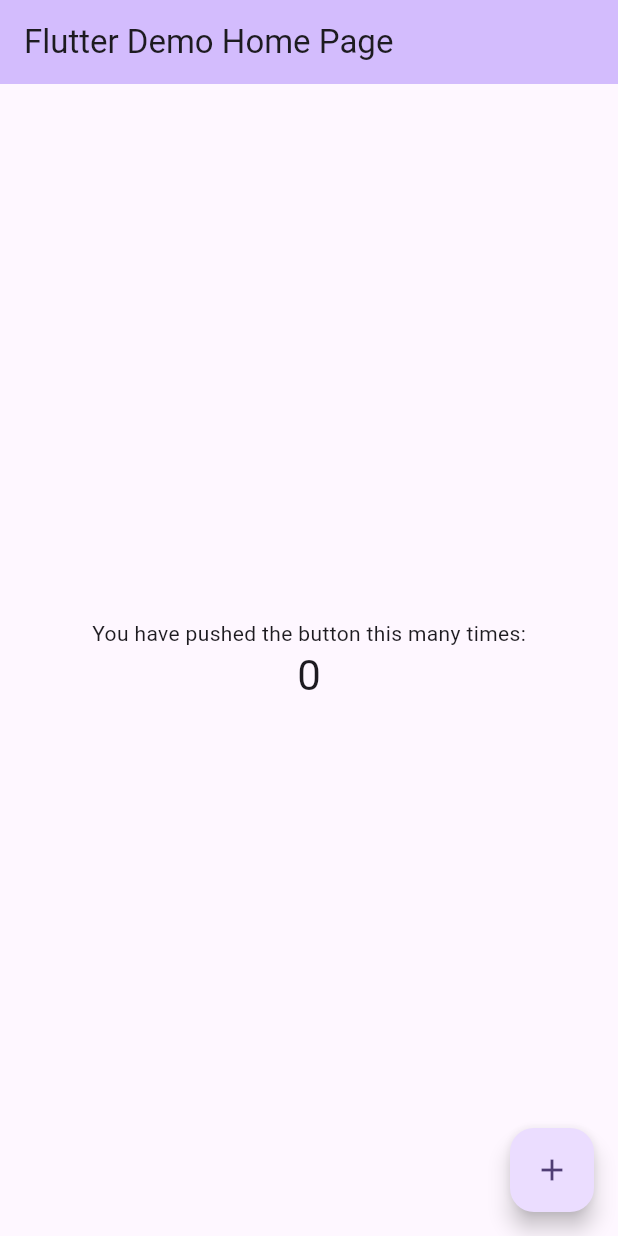
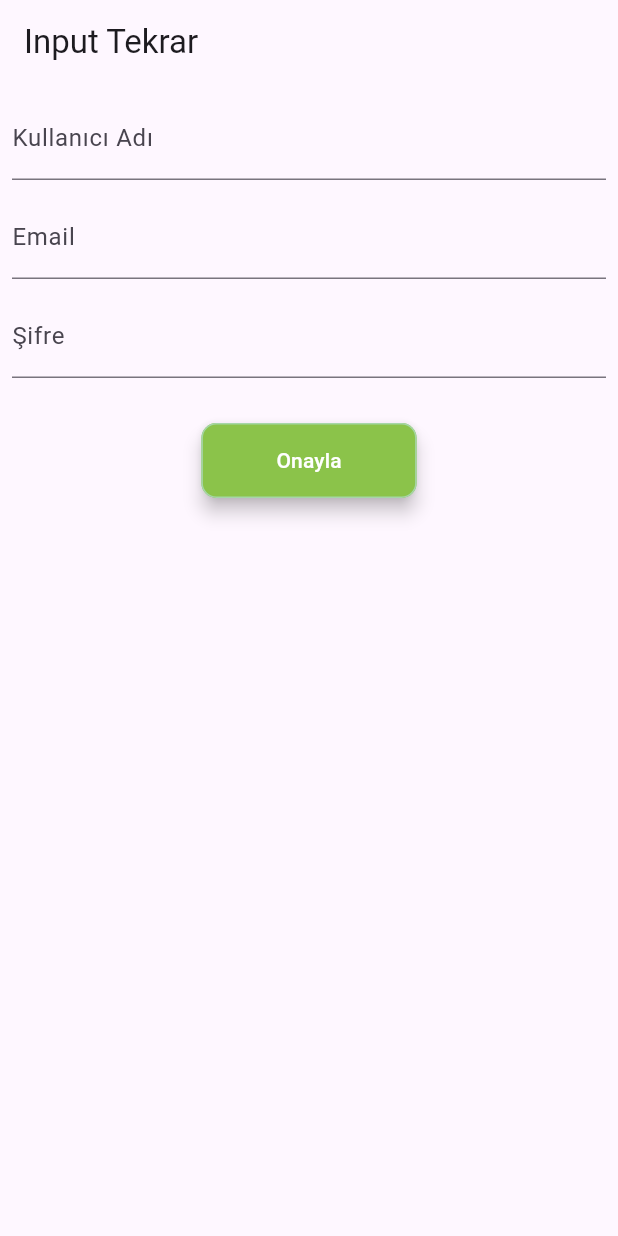
Before and after one commit to osmanhorasan/proje, a Flutter app: the screen it shows after launch, on a phone screen of 412 x 824 dp. Run offline on Flutter 3.47's test engine with Material 3 defaults, Android fonts, the phone set to English and light mode, and no system bars; our stand-ins replace email_validator.

Commit message:
TextField - Form - FormField - Validation

```diff
--- a/lib/main.dart
+++ b/lib/main.dart
@@ -1,4 +1,5 @@
 import 'package:flutter/material.dart';
+import 'package:email_validator/email_validator.dart';
 
 void main() {
   runApp(const MyApp());
@@ -7,116 +8,231 @@ void main() {
 class MyApp extends StatelessWidget {
   const MyApp({super.key});
 
-  // This widget is the root of your application.
   @override
   Widget build(BuildContext context) {
-    return MaterialApp(
-      title: 'Flutter Demo',
-      theme: ThemeData(
-        // This is the theme of your application.
-        //
-        // TRY THIS: Try running your application with "flutter run". You'll see
-        // the application has a purple toolbar. Then, without quitting the app,
-        // try changing the seedColor in the colorScheme below to Colors.green
-        // and then invoke "hot reload" (save your changes or press the "hot
-        // reload" button in a Flutter-supported IDE, or press "r" if you used
-        // the command line to start the app).
-        //
-        // Notice that the counter didn't reset back to zero; the application
-        // state is not lost during the reload. To reset the state, use hot
-        // restart instead.
-        //
-        // This works for code too, not just values: Most code changes can be
-        // tested with just a hot reload.
-        colorScheme: ColorScheme.fromSeed(seedColor: Colors.deepPurple),
-      ),
-      home: const MyHomePage(title: 'Flutter Demo Home Page'),
+    return MaterialApp(debugShowCheckedModeBanner: false, home: MyProject());
+  }
+}
+
+class MyProject extends StatelessWidget {
+  const MyProject({super.key});
+
+  @override
+  Widget build(BuildContext context) {
+    return Scaffold(
+      appBar: AppBar(title: Text("Input Tekrar")),
+      body: TextFormFieldKullanimi(),
     );
   }
 }
 
-class MyHomePage extends StatefulWidget {
-  const MyHomePage({super.key, required this.title});
-
-  // This widget is the home page of your application. It is stateful, meaning
-  // that it has a State object (defined below) that contains fields that affect
-  // how it looks.
-
-  // This class is the configuration for the state. It holds the values (in this
-  // case the title) provided by the parent (in this case the App widget) and
-  // used by the build method of the State. Fields in a Widget subclass are
-  // always marked "final".
-
-  final String title;
+class TextFormFieldKullanimi extends StatefulWidget {
+  const TextFormFieldKullanimi({super.key});
 
   @override
-  State<MyHomePage> createState() => _MyHomePageState();
+  State<TextFormFieldKullanimi> createState() => _TextFormFieldKullanimiState();
 }
 
-class _MyHomePageState extends State<MyHomePage> {
-  int _counter = 0;
+class _TextFormFieldKullanimiState extends State<TextFormFieldKullanimi> {
+  late final String _email, _password, _userName;
+  final GlobalKey<FormState> _formKey = GlobalKey<FormState>();
+  @override
+  Widget build(BuildContext context) {
+    return SingleChildScrollView(
+      child: Padding(
+        padding: EdgeInsets.all(8.0),
+        child: Form(
+          key: _formKey,
+          // Valide işlemininin ne zmaan olacagını belirler.
+          //autovalidateMode: AutovalidateMode.always, // always her çalışır ve hataları gösterir.
+          autovalidateMode: AutovalidateMode.onUserInteraction, // Kullanıcı Form ile etkileşime girdiğinde hataları verir.
+          child: Column(
+            children: [
+              TextFormField(
+                onSaved: (newValue) {
+                  _userName = newValue!;
+                },
+                // varsayılan degeri atar
+                // initialValue:  "Osman HORASAN",
+                decoration: InputDecoration(
+                  errorStyle: TextStyle(color: Colors.deepOrangeAccent),
+                  labelText: "Kullanıcı Adı",
+                  hintText: "Username",
+                ),
+                validator: (value) {
+                  if (value!.isEmpty) return "Kullanıcı adı boş geçilemez";
+                  if (value!.length < 4) {
+                    return "En az 4 karakter girmelisiniz.";
+                  }
+                },
+              ),
+              SizedBox(height: 10),
+              TextFormField(
+                onSaved: (newValue) {
+                  _email = newValue!;
+                },
+                // varsayılan degeri atar
+                // initialValue:  "Osman HORASAN",
+                decoration: InputDecoration(
+                  errorStyle: TextStyle(color: Colors.deepOrangeAccent),
+                  labelText: "Email",
+                  hintText: "Email",
+                ),
+                validator: (value) {
+                  if (value!.isEmpty) {
+                    return "Email Alanı Boş Geçilemez";
+                  }
+                  if (!EmailValidator.validate(value)) {
+                    return "Geçersiz email adresi.";
+                  }
+                },
+              ),
+              SizedBox(height: 10),
+              TextFormField(
+                onSaved: (newValue) {
+                  _password = newValue!;
+                },
+                // varsayılan degeri atar
+                // initialValue:  "Osman HORASAN",
+                decoration: InputDecoration(
+                  errorStyle: TextStyle(color: Colors.deepOrangeAccent),
+                  labelText: "Şifre",
+                  hintText: "Password",
+                ),
+                validator: (value) {
+                  if (value!.isEmpty) {
+                    return "Şifre Alanı Boş Geçilemez";
+                  }
+                  if (value.length < 6) {
+                    return "Şifre en az 6 karakter olmalı";
+                  }
+                },
+              ),
+              SizedBox(height: 30),
+              ElevatedButton(
+                onPressed: () {
+                  bool _isValidate = _formKey.currentState!.validate();
+                  if(_isValidate) {
+                    _formKey.currentState!.save();
+                    String result = "$_userName\n$_email\n$_password";
 
-  void _incrementCounter() {
-    setState(() {
-      // This call to setState tells the Flutter framework that something has
-      // changed in this State, which causes it to rerun the build method below
-      // so that the display can reflect the updated values. If we changed
-      // _counter without calling setState(), then the build method would not be
-      // called again, and so nothing would appear to happen.
-      _counter++;
-    });
+                    ScaffoldMessenger.of(context).showSnackBar(
+                      SnackBar(content: Text(result))
+                    );
+                    _formKey.currentState!.reset(); // Save işlemi olduktan sonra formu temizler
+                  }
+                },
+                child: Text("Onayla"),
+                style: ElevatedButton.styleFrom(
+                  padding: EdgeInsets.symmetric(horizontal: 50, vertical: 15),
+                  elevation: 5,
+                  shape: RoundedRectangleBorder(
+                    borderRadius: BorderRadius.circular(10),
+                    side: BorderSide(width: 1, color: Colors.green.shade200),
+                  ),
+                  backgroundColor: Colors.lightGreen,
+                  foregroundColor: Colors.white,
+                ),
+              ),
+            ],
+          ),
+        ),
+      ),
+    );
+  }
+}
+
+
+/*
+class TextFieldWidgetKullanimi extends StatefulWidget {
+  const TextFieldWidgetKullanimi({super.key});
+
+  @override
+  State<TextFieldWidgetKullanimi> createState() =>
+      _TextFieldWidgetKullanimiState();
+}
+
+class _TextFieldWidgetKullanimiState extends State<TextFieldWidgetKullanimi> {
+  late TextEditingController _emailController;
+
+  late FocusNode _focusNode;
+
+  int maxLineCount = 1;
+
+  @override
+  void initState() {
+    // TODO: implement initState
+    super.initState();
+    // _emailController = TextEditingController(text: "ohorasanlar@gmail.com");  Geçerli bir deger girilmek istenirse
+    _emailController = TextEditingController();
+    _focusNode = FocusNode();
+
+    _focusNode.addListener(
+      () => {
+        setState(() {
+          maxLineCount = _focusNode.hasFocus ? 3 : 1;
+        }),
+      },
+    );
+  }
+
+  @override
+  void dispose() {
+    _emailController.dispose();
+    // TODO: implement dispose
+    super.dispose(); // Burada daima en sonda olmalı çünkü kapanışı yapıyor.
   }
 
   @override
   Widget build(BuildContext context) {
-    // This method is rerun every time setState is called, for instance as done
-    // by the _incrementCounter method above.
-    //
-    // The Flutter framework has been optimized to make rerunning build methods
-    // fast, so that you can just rebuild anything that needs updating rather
-    // than having to individually change instances of widgets.
-    return Scaffold(
-      appBar: AppBar(
-        // TRY THIS: Try changing the color here to a specific color (to
-        // Colors.amber, perhaps?) and trigger a hot reload to see the AppBar
-        // change color while the other colors stay the same.
-        backgroundColor: Theme.of(context).colorScheme.inversePrimary,
-        // Here we take the value from the MyHomePage object that was created by
-        // the App.build method, and use it to set our appbar title.
-        title: Text(widget.title),
-      ),
-      body: Center(
-        // Center is a layout widget. It takes a single child and positions it
-        // in the middle of the parent.
-        child: Column(
-          // Column is also a layout widget. It takes a list of children and
-          // arranges them vertically. By default, it sizes itself to fit its
-          // children horizontally, and tries to be as tall as its parent.
-          //
-          // Column has various properties to control how it sizes itself and
-          // how it positions its children. Here we use mainAxisAlignment to
-          // center the children vertically; the main axis here is the vertical
-          // axis because Columns are vertical (the cross axis would be
-          // horizontal).
-          //
-          // TRY THIS: Invoke "debug painting" (choose the "Toggle Debug Paint"
-          // action in the IDE, or press "p" in the console), to see the
-          // wireframe for each widget.
-          mainAxisAlignment: MainAxisAlignment.center,
-          children: <Widget>[
-            const Text('You have pushed the button this many times:'),
-            Text(
-              '$_counter',
-              style: Theme.of(context).textTheme.headlineMedium,
+    return Column(
+      children: [
+        Padding(
+          padding: const EdgeInsets.all(18.0),
+          child: TextField(
+            focusNode: _focusNode,
+            //Açılacak olan klavye türü
+            keyboardType: TextInputType.emailAddress,
+
+            //Klavyedeki(Android) ana butonunun ne olacağı
+            textInputAction: TextInputAction.done,
+
+            //Seçili gelme olayı
+            //autofocus: true,
+            //Satır sayısı
+            maxLines: maxLineCount,
+            //maxLines: 5,
+            //Girilecek karakter sayısı (TC)
+            //maxLength: 11,
+            //İmleç rengi
+            cursorColor: Colors.red,
+            decoration: InputDecoration(
+              //Kayan bilgi yazısı
+              labelText: "Username",
+              //İpucu
+              hintText: "Kullanıcı adınızı giriniz",
+              icon: Icon(Icons.add),
+              //Sol tarafa eklenen icon
+              prefix: Icon(Icons.person),
+              //Sağ taraf iconu
+              suffixIcon: Icon(Icons.cancel),
+              border: OutlineInputBorder(
+                borderRadius: BorderRadius.circular(10),
+              ),
+              //Arka plan rengi verme izni
+              filled: true,
+              fillColor: Colors.green.shade300,
             ),
-          ],
+            //Klavye ile yapılan her değişikliği algılar
+            onChanged: (String gelenDeger) {},
+            //Klavyedeki done tuşuna basınca çalışır ya da fiel dan çıkınca
+            onSubmitted: (String gelenDeger) {},
+          ),
         ),
-      ),
-      floatingActionButton: FloatingActionButton(
-        onPressed: _incrementCounter,
-        tooltip: 'Increment',
-        child: const Icon(Icons.add),
-      ), // This trailing comma makes auto-formatting nicer for build methods.
+        TextField(),
+      ],
     );
   }
 }
+
+*/
--- a/pubspec.yaml
+++ b/pubspec.yaml
@@ -34,6 +34,7 @@ dependencies:
   # The following adds the Cupertino Icons font to your application.
   # Use with the CupertinoIcons class for iOS style icons.
   cupertino_icons: ^1.0.8
+  email_validator: ^3.0.0
 
 dev_dependencies:
   flutter_test:
```
Also changed, not shown: pubspec.lock.
